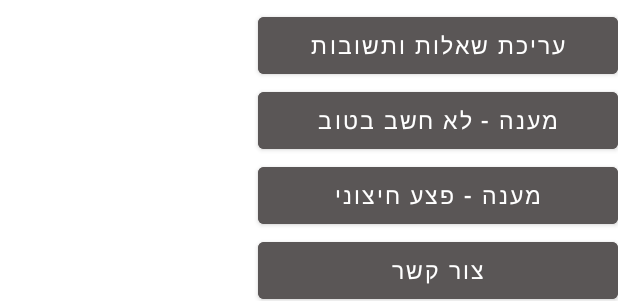
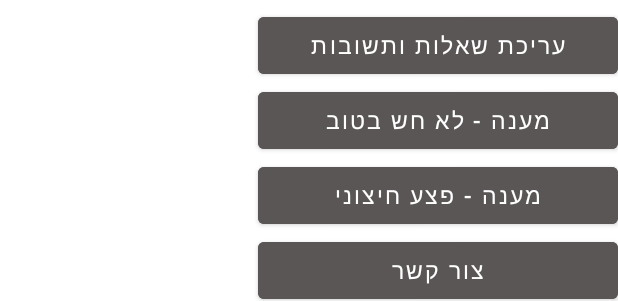
Before and after one commit to Kobicohenn1/Vet-Pet-Project, an Android app: the layout activity_vet_screen.xml on its own in the app's theme, with its tools: preview values and no code run, on a phone screen of 412 x 824 dp. Shown: the part 122-423 px from the top of the screen. Run offline under Robolectric (Android 15) with nearby library versions, the phone set to English and light mode, and no system bars.

```diff
--- a/firstAPP/app/src/main/res/layout/activity_vet_screen.xml
+++ b/firstAPP/app/src/main/res/layout/activity_vet_screen.xml
@@ -52,7 +52,7 @@
         />
 
     <Button
-        android:text="מענה - לא חשב בטוב"
+        android:text="מענה - לא חש בטוב"
         android:layout_width="240dp"
         android:layout_height="50dp"
         android:layout_gravity="right"
@@ -100,7 +100,7 @@
         />
 
     <Button
-        android:id="@+id/btnLogOut"
+        android:id="@+id/btnLogOutVet"
         android:layout_marginTop="10dp"
         android:layout_width="wrap_content"
         android:layout_height="wrap_content"
```
Also changed, not shown: firstAPP/app/src/main/java/com/example/myfirstapp/AllPostActivity.java (+7 -1 lines), firstAPP/app/src/main/java/com/example/myfirstapp/UserPostActivity.java (+6 -2 lines), firstAPP/app/src/main/java/com/example/myfirstapp/VetScreen.java (+18 -3 lines).
